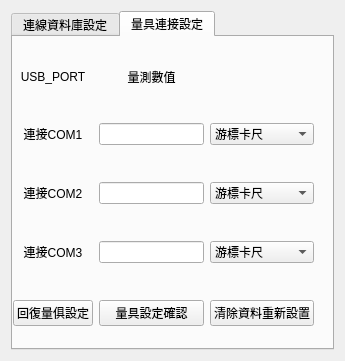
Old version of the form system_set.ui in the repository a20202042/pdal-measurement_now.
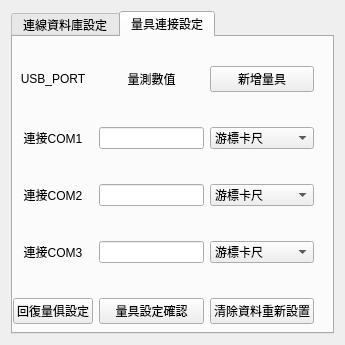
New version of the form.

```diff
--- a/system_set.ui
+++ b/system_set.ui
@@ -7,7 +7,7 @@
     <x>0</x>
     <y>0</y>
     <width>345</width>
-    <height>361</height>
+    <height>345</height>
    </rect>
   </property>
   <property name="sizePolicy">
@@ -291,6 +291,13 @@
           </property>
          </widget>
         </item>
+        <item row="0" column="2" colspan="2">
+         <widget class="QPushButton" name="pushButton_create_tool">
+          <property name="text">
+           <string>新增量具</string>
+          </property>
+         </widget>
+        </item>
        </layout>
       </widget>
      </widget>
```
